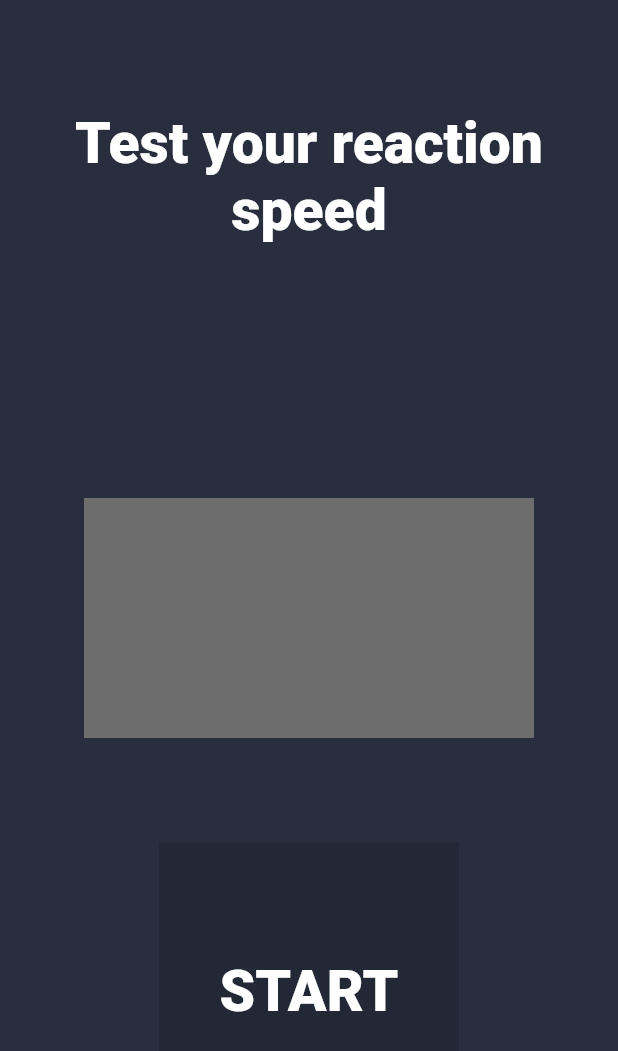
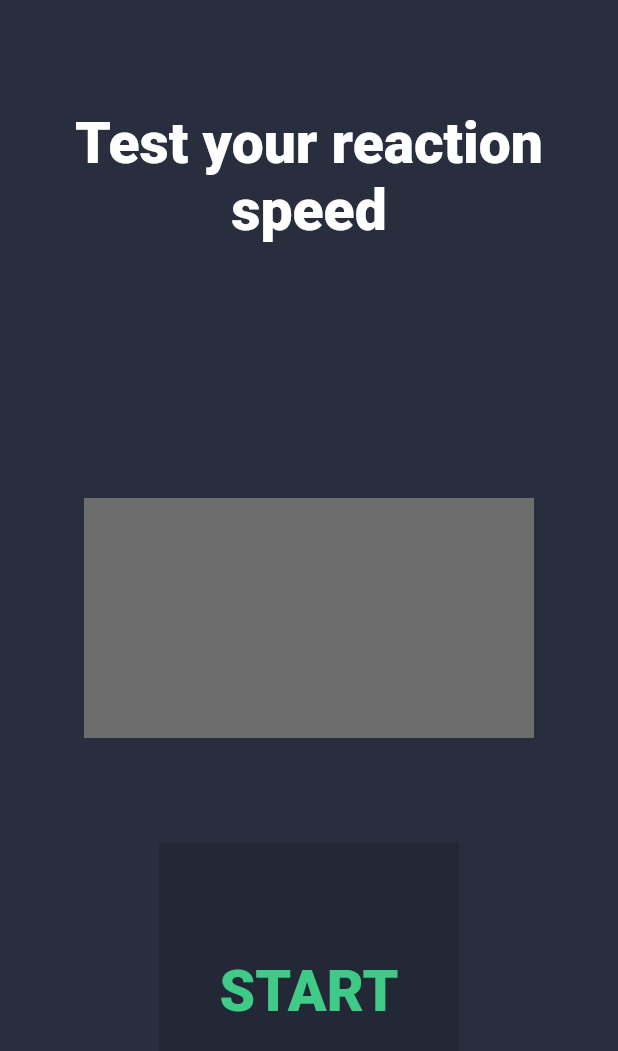
Before and after one commit to birdvoron/flutter_push, a Flutter app: the screen it shows after launch, on a phone screen of 412 x 824 dp. Shown: the top 1051 px of the screen. Run offline on Flutter 3.47's test engine with Material 2 defaults, Android fonts, the phone set to English and light mode, and no system bars.

Commit message:
fix color

```diff
--- a/lib/main.dart
+++ b/lib/main.dart
@@ -86,10 +86,14 @@ class _MyHomePageState extends State<MyHomePage> {
                       width: 200,
                       child: Center(
                           child: Text(_getButtonText(),
-                              style: const TextStyle(
+                              style: TextStyle(
                                   fontSize: 38,
                                   fontWeight: FontWeight.w900,
-                                  color: Colors.white))))),
+                                  color: gameState == GameState.readyToStart
+                                      ? const Color(0xFF40CA88)
+                                      : gameState == GameState.waiting
+                                          ? const Color(0xFFE0982D)
+                                          : const Color(0xFFE02D47)))))),
             ),
           )
         ],
```
